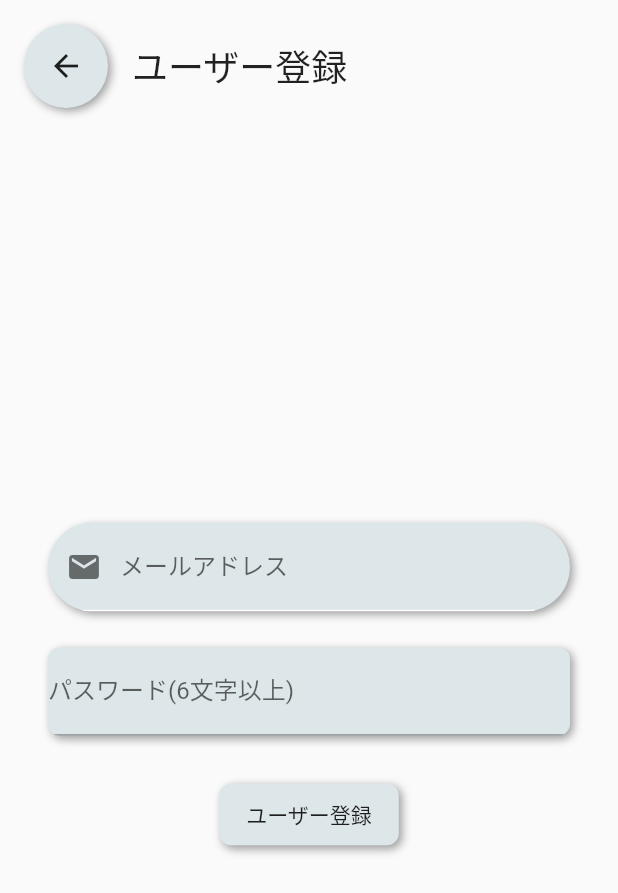
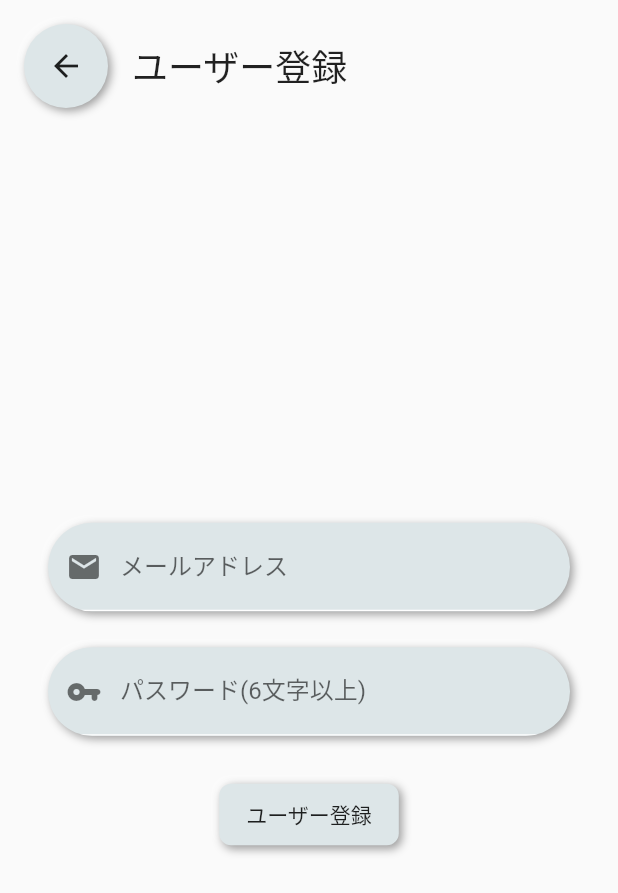
Before and after one commit to takapi327/flutter-firebase-authentication, a Flutter app: the FirebaseAuthSignUp screen opened by its route, on a phone screen of 412 x 824 dp. Shown: the top 893 px of the screen. Run offline on Flutter 3.47's test engine with Material 2 defaults, Android fonts, the phone set to English and light mode, and no system bars; drawn by our look-alikes of flutter_neumorphic; our stand-ins replace firebase_auth, firebase_core; missing offline and left inert: stripe_payment; accounts and stored records are empty.

Commit message:
Fix pass textfield

```diff
--- a/lib/auth/signup.dart
+++ b/lib/auth/signup.dart
@@ -48,8 +48,24 @@ class FirebaseAuthSignUp extends StatelessWidget {
                   ),
                   const SizedBox(height: 24),
                   Neumorphic(
+                    style: NeumorphicStyle(
+                      boxShape: NeumorphicBoxShape.stadium(),
+                    ),
                     child: TextFormField(
-                      decoration: InputDecoration(labelText: "パスワード(6文字以上)"),
+                      decoration: InputDecoration(
+                        contentPadding: EdgeInsets.all(12.0),
+                        labelText: "パスワード(6文字以上)",
+                        prefixIcon: Icon(
+                          Icons.vpn_key_rounded,
+                          color: Colors.black54,
+                        ),
+                        enabledBorder: UnderlineInputBorder(
+                          borderSide: BorderSide(color: Colors.white),
+                        ),
+                        focusedBorder: UnderlineInputBorder(
+                          borderSide: BorderSide(color: Colors.white),
+                        ),
+                      ),
                       obscureText: true,
                       onChanged: (String value) {
                         authStore.changePassword(value);
```
